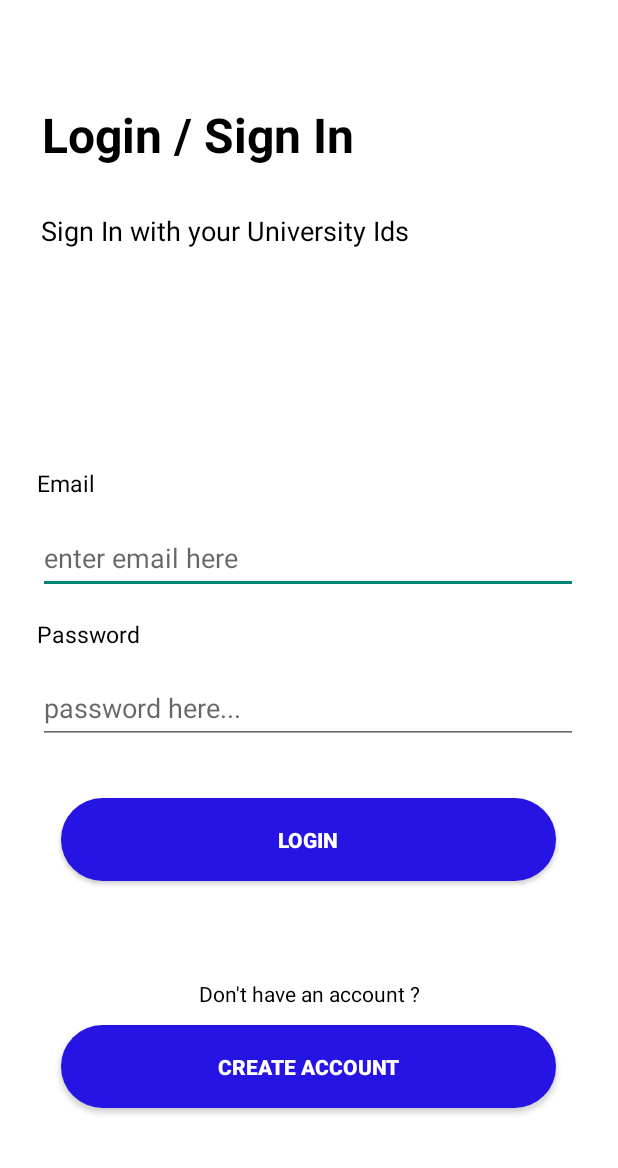
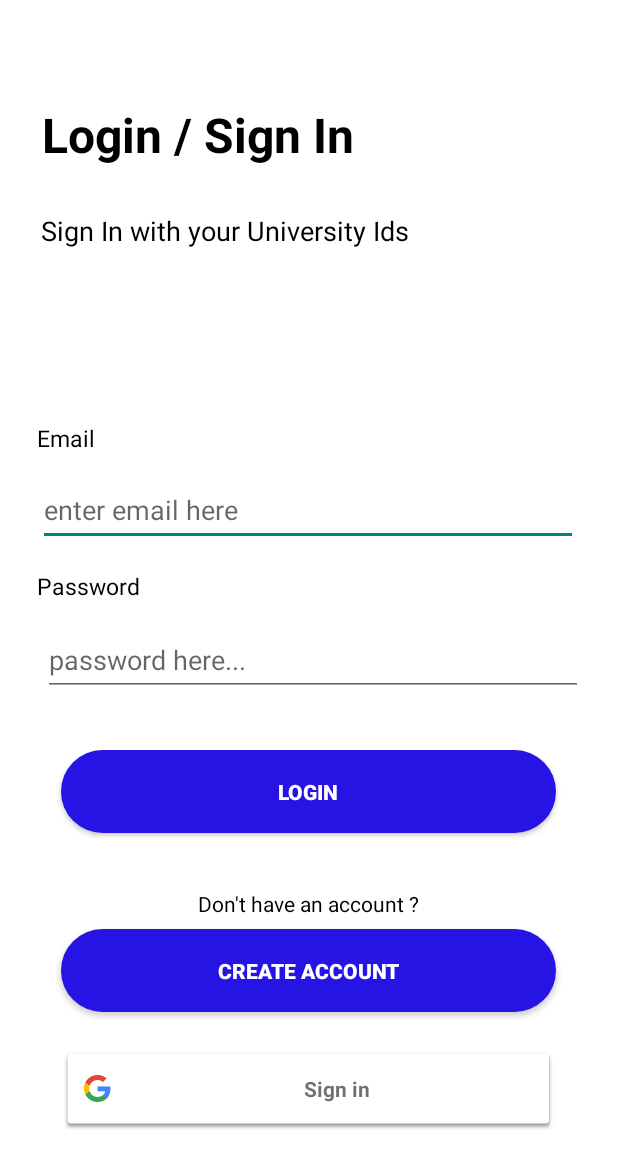
Before and after one commit to DeveloperStudentClubSmvdu/P2T2-SMVDU_Club_App, an Android app: the screen it shows after launch (LoginActivity), on a phone screen of 412 x 824 dp. Shown: the top 1168 px of the screen. Run offline under Robolectric (Android 15) with nearby library versions, the phone set to English and light mode, and no system bars; 1 statement that could not run was skipped.

Commit message:
seperated google services files

```diff
--- a/App/app/src/main/java/com/rishav/smvduclubapp/LauncherActivity.kt
+++ b/App/app/src/main/java/com/rishav/smvduclubapp/LauncherActivity.kt
@@ -11,7 +11,7 @@ class LauncherActivity : AppCompatActivity() {
     private lateinit var binding: ActivityLauncherBinding
 
     private val handler = Handler()
-    override fun onCreate(savedInstanceState: Bundle?) {
+    override fun onCreate(savedInstanceState: Bundle?){
         super.onCreate(savedInstanceState)
         binding = ActivityLauncherBinding.inflate(layoutInflater)
         setContentView(binding.root)
--- a/App/app/src/main/java/com/rishav/smvduclubapp/LoginActivity.kt
+++ b/App/app/src/main/java/com/rishav/smvduclubapp/LoginActivity.kt
@@ -3,11 +3,14 @@ package com.rishav.smvduclubapp
 import android.content.Intent
 import android.graphics.Color
 import android.graphics.drawable.ColorDrawable
+import android.os.Build.VERSION_CODES.R
 import android.os.Bundle
 import android.transition.Slide
 import android.widget.Toast
 import androidx.appcompat.app.AppCompatActivity
+import com.google.android.gms.auth.api.identity.BeginSignInRequest
 import com.rishav.smvduclubapp.databinding.ActivityLoginBinding
+
 
 class LoginActivity : AppCompatActivity() {
     override fun onCreate(savedInstanceState: Bundle?) {
@@ -20,6 +23,17 @@ class LoginActivity : AppCompatActivity() {
         window.enterTransition = Slide()
 
         supportActionBar?.setBackgroundDrawable(ColorDrawable(Color.TRANSPARENT))
+
+        val signInRequest = BeginSignInRequest.builder()
+            .setGoogleIdTokenRequestOptions(
+                BeginSignInRequest.GoogleIdTokenRequestOptions.builder()
+                    .setSupported(true)
+                    // Your server's client ID, not your Android client ID.
+                    .setServerClientId(getString(R.string.client_id))
+                    // Only show accounts previously used to sign in.
+                    .setFilterByAuthorizedAccounts(true)
+                    .build())
+            .build()
 
         binding.buttonRegister.setOnClickListener {
             val intent = Intent(this, RegisterActivity::class.java)
@@ -45,5 +59,10 @@ class LoginActivity : AppCompatActivity() {
                     }
             }
         }
+
+        binding.googlebtn.setOnClickListener {
+            // Implement Google Sign-In here
+            // Start MainActivity after successful authentication
+        }
     }
 }
--- a/App/app/src/main/java/com/rishav/smvduclubapp/RegisterActivity.kt
+++ b/App/app/src/main/java/com/rishav/smvduclubapp/RegisterActivity.kt
@@ -17,17 +17,17 @@ class RegisterActivity : AppCompatActivity() {
 
         supportActionBar?.setBackgroundDrawable(ColorDrawable(Color.TRANSPARENT))
 
-
-//        val textViewLoginHere = findViewById<TextView>(R.id.textViewLoginHere)
         binding.textViewLoginHere.setOnClickListener{
             val intent = Intent(this,LoginActivity::class.java)
             startActivity(intent)
+            finish()
         }
 
         binding.buttonRegister.setOnClickListener {
             val name = binding.editTextUsername.text.toString()
             val email = binding.editTextEmail.text.toString()
             val password = binding.editTextPassword.text.toString()
+
             if (email.isNotEmpty() && name.isNotEmpty() && password.isNotEmpty()){
                 MainActivity.auth.createUserWithEmailAndPassword(email,password).addOnCompleteListener{
                     if (it.isSuccessful){
@@ -40,5 +40,6 @@ class RegisterActivity : AppCompatActivity() {
             }
         }
 
+
     }
 }
--- /dev/null
+++ b/App/app/src/main/res/drawable/googlebtnbackground.xml
@@ -0,0 +1,6 @@
+<?xml version="1.0" encoding="utf-8"?>
+<shape xmlns:android="http://schemas.android.com/apk/res/android"
+    android:shape="rectangle">
+    <corners android:radius="45dp"/>
+    <solid android:color="@color/white" />
+</shape>
--- a/App/app/src/main/res/layout/activity_login.xml
+++ b/App/app/src/main/res/layout/activity_login.xml
@@ -55,26 +55,26 @@
         android:id="@+id/editTextLoginPassword"
         android:layout_width="360dp"
         android:layout_height="48dp"
-        android:layout_marginBottom="328dp"
+        android:layout_marginBottom="360dp"
         android:ems="10"
         android:hint="@string/password_here"
+        android:importantForAutofill="no"
         android:inputType="textPassword"
         android:textColor="@color/black"
         app:layout_constraintBottom_toBottomOf="parent"
         app:layout_constraintEnd_toEndOf="parent"
-        app:layout_constraintHorizontal_bias="0.49"
-        app:layout_constraintStart_toStartOf="parent"
-        android:importantForAutofill="no" />
+        app:layout_constraintHorizontal_bias="0.549"
+        app:layout_constraintStart_toStartOf="parent" />
 
     <Button
         android:id="@+id/buttonLogin"
         android:layout_width="330dp"
         android:layout_height="55dp"
         android:layout_marginTop="36dp"
+        android:background="@drawable/roundstyle"
         android:text="@string/login"
-        android:background="@drawable/roundstyle"
+        android:textColor="@color/white"
         android:textStyle="bold"
-        android:textColor="@color/white"
         app:layout_constraintBottom_toBottomOf="parent"
         app:layout_constraintEnd_toEndOf="parent"
         app:layout_constraintHorizontal_bias="0.493"
@@ -87,11 +87,11 @@
         android:id="@+id/buttonRegister"
         android:layout_width="330dp"
         android:layout_height="55dp"
-        android:layout_marginTop="96dp"
+        android:layout_marginTop="64dp"
+        android:background="@drawable/roundstyle"
         android:text="@string/create_account"
-        android:background="@drawable/roundstyle"
+        android:textColor="@color/white"
         android:textStyle="bold"
-        android:textColor="@color/white"
         app:layout_constraintEnd_toEndOf="parent"
         app:layout_constraintHorizontal_bias="0.493"
         app:layout_constraintStart_toStartOf="parent"
@@ -99,15 +99,17 @@
         tools:ignore="VisualLintButtonSize" />
 
     <TextView
+        android:id="@+id/textView2"
         android:layout_width="wrap_content"
         android:layout_height="wrap_content"
         android:text="@string/don_t_have_an_account"
         android:textColor="@color/black"
         app:layout_constraintBottom_toTopOf="@+id/buttonRegister"
         app:layout_constraintEnd_toEndOf="parent"
+        app:layout_constraintHorizontal_bias="0.498"
         app:layout_constraintStart_toStartOf="parent"
         app:layout_constraintTop_toBottomOf="@+id/buttonLogin"
-        app:layout_constraintVertical_bias="0.854" />
+        app:layout_constraintVertical_bias="0.84" />
 
     <TextView
         android:id="@+id/textView4"
@@ -136,4 +138,16 @@
         app:layout_constraintTop_toBottomOf="@+id/textView4"
         app:layout_constraintVertical_bias="0.932"
         tools:ignore="TextSizeCheck" />
+
+    <com.google.android.gms.common.SignInButton
+        android:id="@+id/googlebtn"
+        android:layout_width="330dp"
+        android:layout_height="55dp"
+        android:layout_marginBottom="48dp"
+        app:layout_constraintBottom_toBottomOf="parent"
+        app:layout_constraintEnd_toEndOf="parent"
+        app:layout_constraintHorizontal_bias="0.493"
+        app:layout_constraintStart_toStartOf="parent"
+        app:layout_constraintTop_toTopOf="@+id/buttonRegister"
+        app:layout_constraintVertical_bias="0.774" />
 </androidx.constraintlayout.widget.ConstraintLayout>
--- /dev/null
+++ b/App/app/src/main/res/values/dimens.xml
@@ -0,0 +1,5 @@
+<resources>
+    <!-- Default screen margins, per the Android Design guidelines. -->
+    <dimen name="activity_horizontal_margin">16dp</dimen>
+    <dimen name="activity_vertical_margin">16dp</dimen>
+</resources>
```
Also changed, not shown: App/app/build.gradle.kts (+21 -3 lines), App/app/src/main/AndroidManifest.xml (+6 -10 lines), App/app/src/main/java/com/rishav/smvduclubapp/MainActivity.kt (+21 -0 lines), App/app/src/main/res/drawable/ic_dashboard_black_24dp.xml (added, +9 -0 lines), App/app/src/main/res/drawable/ic_home_black_24dp.xml (added, +9 -0 lines), App/app/src/main/res/drawable/ic_notifications_black_24dp.xml (added, +9 -0 lines), App/app/src/main/res/layout/activity_main.xml (+2 -12 lines), App/app/src/main/res/menu/bottom_nav_menu.xml (added, +19 -0 lines), App/app/src/main/res/navigation/mobile_navigation.xml (added, +25 -0 lines), App/app/src/main/res/values/strings.xml (+10 -3 lines), 1 other file.
